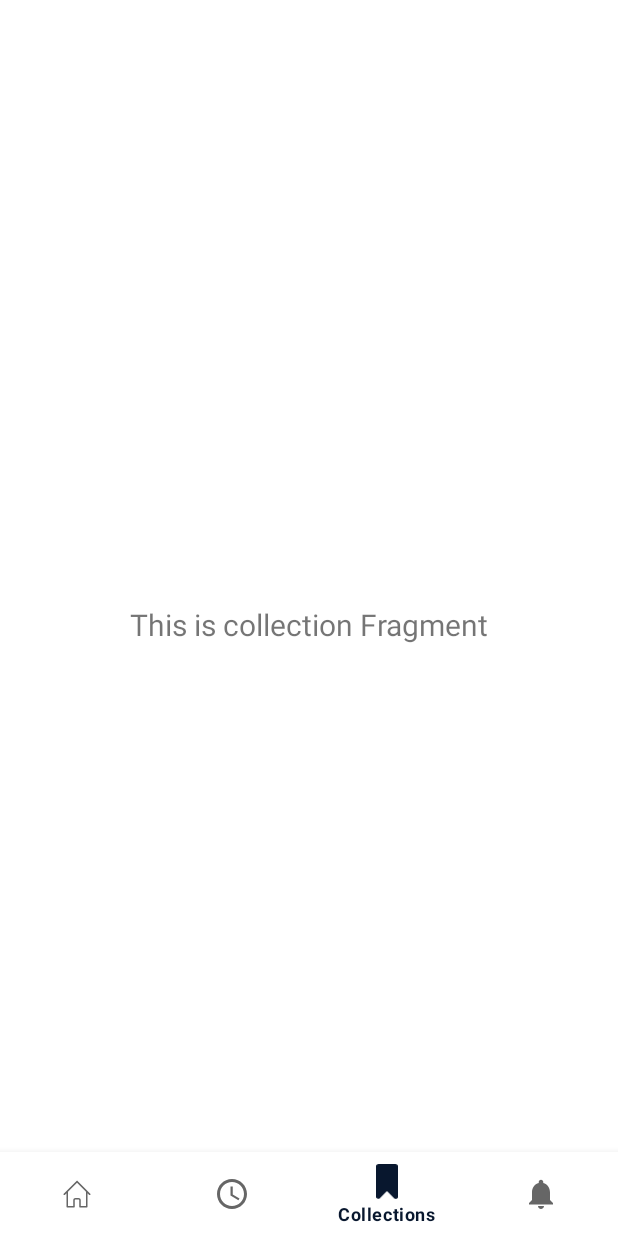
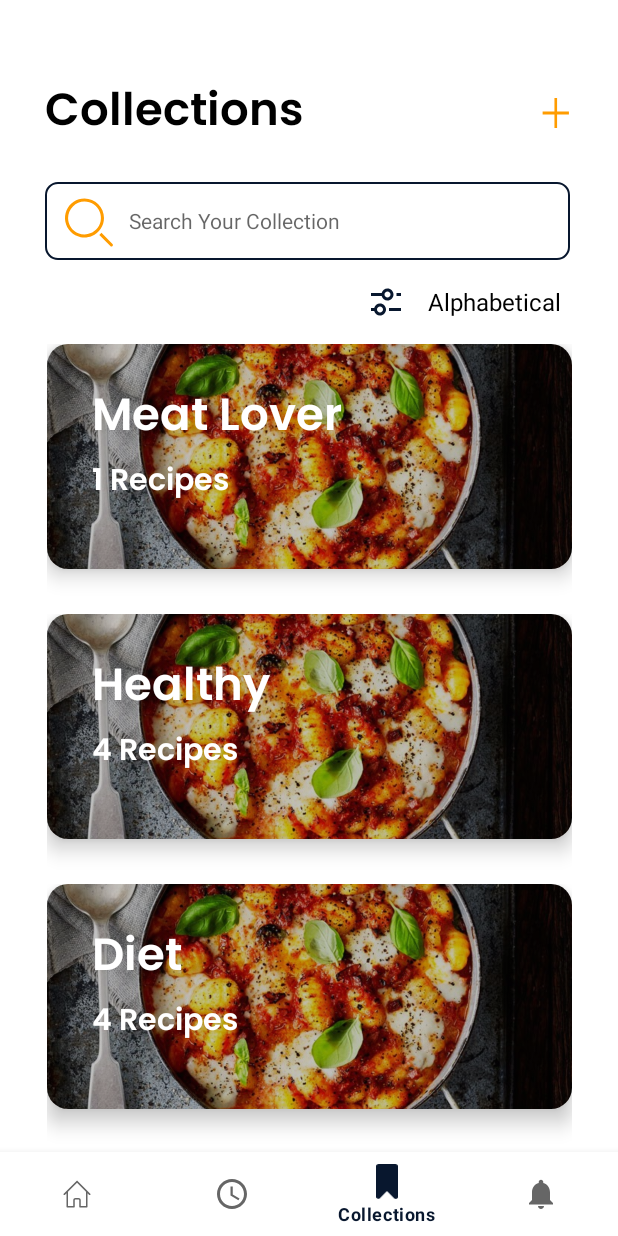
Before and after one commit to nnpanh/Foodlife, an Android app: the CollectionFragment screen opened through its navigation route, on a phone screen of 412 x 824 dp. Run offline under Robolectric (Android 15) with nearby library versions, the phone set to English and light mode, and no system bars; our stand-ins replace navigation-ui.

Commit message:
add collection screen and form addition

```diff
--- /dev/null
+++ b/Foodlife/app/src/main/java/com/example/foodlife/adapters/CollectionAdapter.kt
@@ -0,0 +1,117 @@
+package com.example.foodlife.adapters
+
+import android.content.Context
+import android.graphics.*
+import android.view.LayoutInflater
+import android.view.View
+import android.view.ViewGroup
+import android.widget.Filter
+import android.widget.Filterable
+import android.widget.ImageView
+import android.widget.TextView
+import androidx.recyclerview.widget.RecyclerView
+import com.example.foodlife.R
+import com.example.foodlife.models.Collection
+
+
+class CollectionAdapter (private val collection: List<Collection>): RecyclerView.Adapter<CollectionAdapter.ViewHolder>(), Filterable {
+    private var context: Context? = null
+    private var filterCollection: List<Collection>
+    private var onItemClick: ((Collection) -> Unit)? = null
+
+    init {
+        filterCollection = collection
+    }
+
+    inner class ViewHolder(listItemView: View) : RecyclerView.ViewHolder(listItemView) {
+        val IVCol = listItemView.findViewById<ImageView>(R.id.IVCol)!!
+        val TVColName = listItemView.findViewById<TextView>(R.id.TVColName)!!
+        val TVColQuantity = listItemView.findViewById<TextView>(R.id.TVColQuantity)!!
+        init {
+            listItemView.setOnClickListener { onItemClick?.invoke(filterCollection[adapterPosition]) }
+        }
+    }
+
+    override fun onCreateViewHolder(parent: ViewGroup, viewType: Int): ViewHolder {
+        context = parent.context
+        val inflater = LayoutInflater.from(context)
+        val contactView = inflater.inflate(R.layout.adapter_collection, parent, false)
+        return ViewHolder(contactView)
+    }
+
+    override fun onBindViewHolder(holder: ViewHolder, position: Int) {
+        holder.IVCol.setImageBitmap(
+            changeBitmapContrastBrightness(
+                BitmapFactory.decodeResource(
+                    context!!.resources,
+                    R.drawable.img_collection
+                ),0.75F , 1F
+            ))
+        holder.TVColName.text = filterCollection[position].title
+        holder.TVColQuantity.text = filterCollection[position].quantity.toString() + " Recipes"
+
+    }
+
+    override fun getItemCount(): Int {
+        return filterCollection.size
+    }
+
+    private fun changeBitmapContrastBrightness(bmp: Bitmap, contrast: Float, brightness: Float): Bitmap? {
+        val cm = ColorMatrix(
+            floatArrayOf(
+                contrast,
+                0f,
+                0f,
+                0f,
+                brightness,
+                0f,
+                contrast,
+                0f,
+                0f,
+                brightness,
+                0f,
+                0f,
+                contrast,
+                0f,
+                brightness,
+                0f,
+                0f,
+                0f,
+                1f,
+                0f
+            )
+        )
+        val ret = Bitmap.createBitmap(bmp.width, bmp.height, bmp.config)
+        val canvas = Canvas(ret)
+        val paint = Paint()
+        paint.colorFilter = ColorMatrixColorFilter(cm)
+        canvas.drawBitmap(bmp, 0f, 0f, paint)
+        return ret
+    }
+
+    override fun getFilter(): Filter {
+        return object: Filter() {
+            override fun performFiltering(p0: CharSequence?): FilterResults {
+                val charSearch = p0.toString()
+                if (charSearch.isEmpty())
+                    filterCollection = collection
+                else {
+                    val resultList = ArrayList<Collection>()
+                    for (row in collection)
+                        if (row.title.toLowerCase().contains(charSearch.toLowerCase()))
+                            resultList.add(row)
+                    filterCollection = resultList
+                }
+                val filterResult = FilterResults()
+                filterResult.values = filterCollection
+                return filterResult
+            }
+
+            override fun publishResults(p0: CharSequence?, p1: FilterResults?) {
+                filterCollection = p1!!.values as List<Collection>
+                notifyDataSetChanged()
+            }
+
+        }
+    }
+}
--- a/Foodlife/app/src/main/java/com/example/foodlife/fragments/CollectionFragment.kt
+++ b/Foodlife/app/src/main/java/com/example/foodlife/fragments/CollectionFragment.kt
@@ -1,14 +1,21 @@
 package com.example.foodlife.fragments
 
 import android.os.Bundle
+import android.text.Editable
+import android.text.TextWatcher
 import android.view.LayoutInflater
 import android.view.View
 import android.view.ViewGroup
-import android.widget.TextView
+import android.widget.ArrayAdapter
+import androidx.fragment.app.DialogFragment
 import androidx.fragment.app.Fragment
 import androidx.lifecycle.ViewModelProvider
-import com.example.foodlife.adapters.PlanTextAdapter
+import androidx.recyclerview.widget.LinearLayoutManager
+import com.example.foodlife.R
+import com.example.foodlife.adapters.CollectionAdapter
 import com.example.foodlife.databinding.FragmentDashboardBinding
+import com.example.foodlife.dialog.BottomSheetCollection
+import com.example.foodlife.models.Collection
 import com.example.foodlife.view_models.CollectionViewModel
 
 class CollectionFragment : Fragment() {
@@ -19,6 +26,7 @@ class CollectionFragment : Fragment() {
     // onDestroyView.
     private val binding get() = _binding!!
 
+
     override fun onCreateView(
         inflater: LayoutInflater,
         container: ViewGroup?,
@@ -28,16 +36,35 @@ class CollectionFragment : Fragment() {
             ViewModelProvider(this)[CollectionViewModel::class.java]
 
         _binding = FragmentDashboardBinding.inflate(inflater, container, false)
-        val root: View = binding.root
 
-        val textView: TextView = binding.textCollection
-        collectionViewModel.text.observe(viewLifecycleOwner) {
-            textView.text = it
-        }
-        return root
+        return binding.root
     }
     override fun onViewCreated(view: View, savedInstanceState: Bundle?) {
         super.onViewCreated(view, savedInstanceState)
+        val arraySpinner = arrayOf("Alphabetical", "Latest")
+        val filterAdapter = ArrayAdapter(requireActivity(), com.google.android.material.R.layout.support_simple_spinner_dropdown_item, arraySpinner)
+        val SPFilter = binding.SPCol
+        SPFilter.adapter = filterAdapter
+        val RVCol = binding.RVCol
+        val collectionAdapter = CollectionAdapter(arrayListOf(Collection("", "Meat Lover", 1), Collection("", "Healthy", 4),Collection("", "Diet", 4),Collection("", "Protein Food", 0)))
+        RVCol.adapter = collectionAdapter
+        RVCol.layoutManager = LinearLayoutManager(requireActivity())
+
+        val ACTVSearch = binding.ACTVColSearch
+        ACTVSearch.addTextChangedListener(object: TextWatcher {
+            override fun beforeTextChanged(p0: CharSequence?, p1: Int, p2: Int, p3: Int) {}
+            override fun onTextChanged(p0: CharSequence?, p1: Int, p2: Int, p3: Int) {
+                collectionAdapter.filter.filter(p0)
+            }
+            override fun afterTextChanged(p0: Editable?) {}
+        })
+        val IVAdd = binding.IVColAdd
+        IVAdd.setOnClickListener {
+            val bottomSheetCollection = BottomSheetCollection()
+            bottomSheetCollection.show(requireActivity().supportFragmentManager, "addBottomSheet")
+            bottomSheetCollection.setStyle(DialogFragment.STYLE_NO_FRAME, R.style.AppBottomSheetDialogTheme)
+        }
+
     }
 
 
--- /dev/null
+++ b/Foodlife/app/src/main/java/com/example/foodlife/models/Collection.kt
@@ -0,0 +1,7 @@
+package com.example.foodlife.models
+
+data class Collection(
+        var img: String,
+        var title: String,
+        var quantity: Int,
+)
--- /dev/null
+++ b/Foodlife/app/src/main/res/drawable/border_layout.xml
@@ -0,0 +1,5 @@
+<?xml version="1.0" encoding="UTF-8"?>
+<shape xmlns:android="http://schemas.android.com/apk/res/android">
+    <solid android:color="@color/white"/>
+    <corners android:topLeftRadius="30dp" android:topRightRadius="30dp"/>
+</shape>
--- /dev/null
+++ b/Foodlife/app/src/main/res/drawable/ic_add_collection.xml
@@ -0,0 +1,10 @@
+<vector xmlns:android="http://schemas.android.com/apk/res/android"
+    android:width="22dp"
+    android:height="24dp"
+    android:viewportWidth="22"
+    android:viewportHeight="24">
+  <path
+      android:pathData="M11.39,11H19.276V13H11.39V22H9.638V13H1.752V11H9.638V2H11.39V11Z"
+      android:fillColor="#FF9C00"
+      android:fillType="evenOdd"/>
+</vector>
--- /dev/null
+++ b/Foodlife/app/src/main/res/drawable/ic_filter.xml
@@ -0,0 +1,10 @@
+<vector xmlns:android="http://schemas.android.com/apk/res/android"
+    android:width="24dp"
+    android:height="24dp"
+    android:viewportWidth="24"
+    android:viewportHeight="24">
+  <path
+      android:pathData="M13,11C11.136,11 9.57,9.725 9.126,8H2V6H9.126C9.57,4.275 11.136,3 13,3C15.209,3 17,4.791 17,7C17,9.209 15.209,11 13,11ZM19,6H22V8H19V6ZM8,21C6.136,21 4.57,19.725 4.126,18H2V16H4.126C4.57,14.275 6.136,13 8,13C10.209,13 12,14.791 12,17C12,19.209 10.209,21 8,21ZM14,18H22V16H14V18ZM10,17C10,18.105 9.105,19 8,19C6.895,19 6,18.105 6,17C6,15.895 6.895,15 8,15C9.105,15 10,15.895 10,17ZM15,7C15,8.105 14.105,9 13,9C11.895,9 11,8.105 11,7C11,5.895 11.895,5 13,5C14.105,5 15,5.895 15,7Z"
+      android:fillColor="#08172E"
+      android:fillType="evenOdd"/>
+</vector>
--- /dev/null
+++ b/Foodlife/app/src/main/res/drawable/rounded_collection_search.xml
@@ -0,0 +1,13 @@
+<?xml version="1.0" encoding="utf-8"?>
+<shape xmlns:android="http://schemas.android.com/apk/res/android"
+    android:shape="rectangle"
+    android:padding="10dp">
+
+    <solid android:color="#FFFFFF" />
+    <corners
+        android:bottomRightRadius="8dp"
+        android:bottomLeftRadius="8dp"
+        android:topLeftRadius="8dp"
+        android:topRightRadius="8dp" />
+    <stroke android:width="1dip" android:color="#08172E" />
+</shape>
--- /dev/null
+++ b/Foodlife/app/src/main/res/drawable/rounded_dialog.xml
@@ -0,0 +1,8 @@
+<?xml version="1.0" encoding="utf-8"?>
+<shape xmlns:android="http://schemas.android.com/apk/res/android"
+    android:shape="rectangle">
+    <solid android:color="@android:color/white"/>
+    <corners android:topLeftRadius="30dp"
+        android:topRightRadius="30dp"/>
+
+</shape>
--- /dev/null
+++ b/Foodlife/app/src/main/res/layout/adapter_collection.xml
@@ -0,0 +1,71 @@
+<?xml version="1.0" encoding="utf-8"?>
+<androidx.constraintlayout.widget.ConstraintLayout xmlns:android="http://schemas.android.com/apk/res/android"
+    xmlns:app="http://schemas.android.com/apk/res-auto"
+    xmlns:tools="http://schemas.android.com/tools"
+    android:layout_width="match_parent"
+    android:layout_height="180dp">
+
+    <com.google.android.material.card.MaterialCardView
+        android:id="@+id/MCVCol"
+        android:layout_width="match_parent"
+        android:layout_height="150dp"
+        android:clipChildren="false"
+        android:clipToPadding="false"
+        android:divider="@android:color/transparent"
+        android:dividerHeight="0.0px"
+        android:elevation="8dp"
+        app:cardCornerRadius="14dp"
+        app:cardElevation="8dp"
+        app:cardPreventCornerOverlap="false"
+        app:layout_constraintEnd_toEndOf="parent"
+        app:layout_constraintStart_toStartOf="parent"
+        app:layout_constraintTop_toTopOf="parent">
+
+        <androidx.constraintlayout.widget.ConstraintLayout
+            android:layout_width="match_parent"
+            android:layout_height="match_parent">
+
+            <ImageView
+                android:id="@+id/IVCol"
+                android:layout_width="match_parent"
+                android:layout_height="match_parent"
+                android:scaleType="centerCrop"
+                android:src="@drawable/img_collection"
+                app:layout_constraintBottom_toBottomOf="parent"
+                app:layout_constraintEnd_toEndOf="parent"
+                app:layout_constraintStart_toStartOf="parent"
+                app:layout_constraintTop_toTopOf="parent">
+
+            </ImageView>
+
+            <TextView
+                android:id="@+id/TVColName"
+                android:layout_width="350dp"
+                android:layout_height="wrap_content"
+                android:layout_marginStart="30dp"
+                android:layout_marginTop="24dp"
+                android:fontFamily="@font/poppins_semi_bold"
+                android:text="TextView"
+                android:textColor="@color/white"
+                android:textSize="30dp"
+                app:layout_constraintStart_toStartOf="parent"
+                app:layout_constraintTop_toTopOf="parent" />
+
+            <TextView
+                android:id="@+id/TVColQuantity"
+                android:layout_width="wrap_content"
+                android:layout_height="wrap_content"
+                android:layout_marginStart="30dp"
+                android:fontFamily="@font/poppins_semi_bold"
+                android:text="TextView"
+                android:textColor="@color/white"
+                android:textSize="20sp"
+                app:layout_constraintStart_toStartOf="parent"
+                app:layout_constraintTop_toBottomOf="@+id/TVColName" />
+
+        </androidx.constraintlayout.widget.ConstraintLayout>
+
+    </com.google.android.material.card.MaterialCardView>
+
+
+</androidx.constraintlayout.widget.ConstraintLayout>
--- a/Foodlife/app/src/main/res/layout/fragment_dashboard.xml
+++ b/Foodlife/app/src/main/res/layout/fragment_dashboard.xml
@@ -7,17 +7,72 @@
     tools:context=".fragments.CollectionFragment">
 
     <TextView
-        android:id="@+id/text_collection"
-        android:layout_width="match_parent"
+        android:id="@+id/TVColTitle"
+        android:layout_width="wrap_content"
         android:layout_height="wrap_content"
-        android:layout_marginStart="8dp"
-        android:layout_marginTop="8dp"
+        android:layout_marginStart="30dp"
+        android:layout_marginTop="50dp"
+        android:fontFamily="@font/poppins_semi_bold"
+        android:text="Collections"
+        android:textColor="@color/black"
+        android:textSize="30sp"
+        app:layout_constraintStart_toStartOf="parent"
+        app:layout_constraintTop_toTopOf="parent" />
+
+    <ImageView
+        android:id="@+id/IVColAdd"
+        android:layout_width="wrap_content"
+        android:layout_height="wrap_content"
+        android:layout_marginTop="63dp"
+        android:layout_marginEnd="30dp"
+        android:clickable="true"
+        android:src="@drawable/ic_add_collection"
+        app:layout_constraintEnd_toEndOf="parent"
+        app:layout_constraintTop_toTopOf="parent" />
+
+    <AutoCompleteTextView
+        android:id="@+id/ACTVColSearch"
+        android:layout_width="350dp"
+        android:layout_height="52dp"
+        android:layout_marginStart="30dp"
+        android:layout_marginTop="20dp"
+        android:background="@drawable/rounded_collection_search"
+        android:drawableLeft="@drawable/search"
+        android:drawablePadding="10sp"
+        android:drawableTint="#FF9C00"
+        android:hint="Search Your Collection"
+        android:paddingLeft="10dp"
+        android:textSize="14sp"
+        app:layout_constraintStart_toStartOf="parent"
+        app:layout_constraintTop_toBottomOf="@+id/TVColTitle" />
+
+    <ImageView
+        android:id="@+id/IVColFilter"
+        android:layout_width="wrap_content"
+        android:layout_height="wrap_content"
+        android:layout_marginTop="16dp"
         android:layout_marginEnd="8dp"
-        android:textAlignment="center"
-        android:textSize="20sp"
-        tools:text="This is collection Fragment"
-        app:layout_constraintBottom_toBottomOf="parent"
+        android:src="@drawable/ic_filter"
+        app:layout_constraintEnd_toStartOf="@+id/SPCol"
+        app:layout_constraintTop_toBottomOf="@+id/ACTVColSearch" />
+
+    <Spinner
+        android:id="@+id/SPCol"
+        android:layout_width="wrap_content"
+        android:layout_height="24dp"
+        android:layout_marginTop="16dp"
+        android:layout_marginEnd="30dp"
+        android:background="@null"
+        app:layout_constraintEnd_toEndOf="parent"
+        app:layout_constraintTop_toBottomOf="@+id/ACTVColSearch" />
+
+    <androidx.recyclerview.widget.RecyclerView
+        android:id="@+id/RVCol"
+        android:layout_width="350dp"
+        android:layout_height="540dp"
+        android:layout_marginTop="16dp"
         app:layout_constraintEnd_toEndOf="parent"
         app:layout_constraintStart_toStartOf="parent"
-        app:layout_constraintTop_toTopOf="parent" />
+        app:layout_constraintTop_toBottomOf="@+id/IVColFilter" />
+
 </androidx.constraintlayout.widget.ConstraintLayout>
--- /dev/null
+++ b/Foodlife/app/src/main/res/values/styles.xml
@@ -0,0 +1,16 @@
+<?xml version="1.0" encoding="utf-8"?>
+<resources>
+    <style name="AppTheme" parent="Theme.AppCompat.Light.NoActionBar">
+        <item name="bottomSheetDialogTheme">@style/AppBottomSheetDialogTheme</item>
+    </style>
+
+    <style name="AppBottomSheetDialogTheme"
+        parent="Theme.Design.Light.BottomSheetDialog">
+        <item name="bottomSheetStyle">@style/AppModalStyle</item>
+    </style>
+
+    <style name="AppModalStyle"
+        parent="Widget.Design.BottomSheet.Modal">
+        <item name="android:background">@drawable/rounded_dialog</item>
+    </style>
+</resources>
```
Also changed, not shown: Foodlife/app/src/main/java/com/example/foodlife/dialog/BottomSheetCollection.kt (added, +25 -0 lines), Foodlife/app/src/main/res/drawable/ic_close.xml (added, +16 -0 lines), Foodlife/app/src/main/res/drawable/shadow_layout.xml (added, +20 -0 lines), Foodlife/app/src/main/res/layout/bottom_sheet_collection.xml (added, +142 -0 lines), Foodlife/app/src/main/res/drawable-v24/img_collection.jpg (added).
